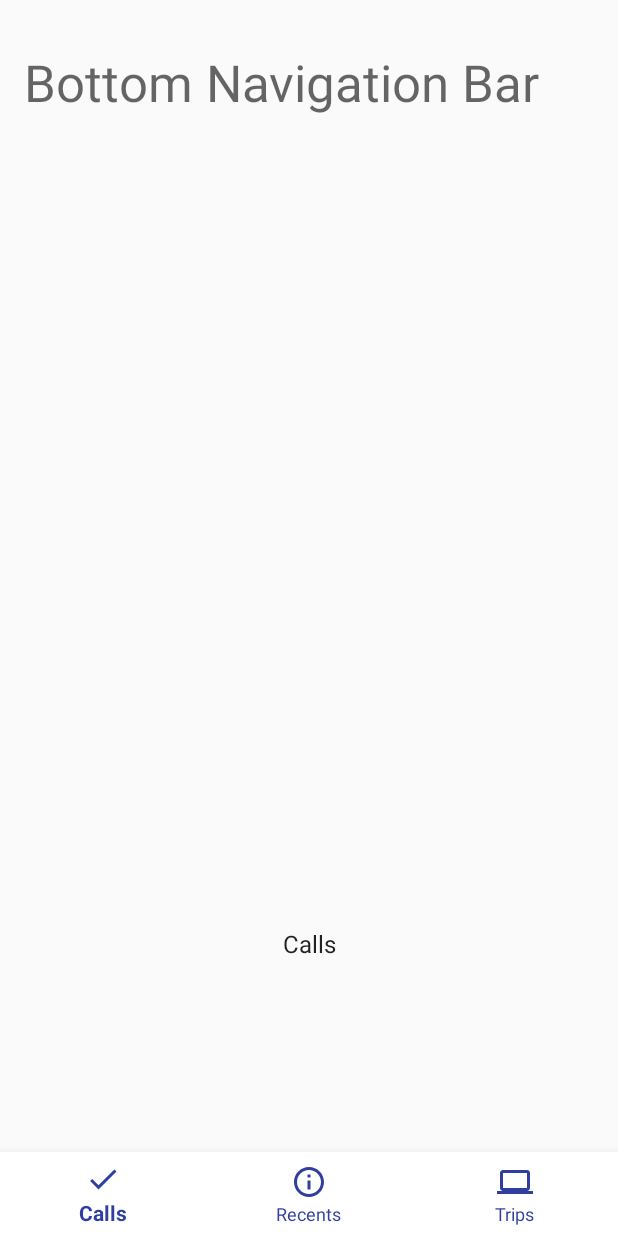
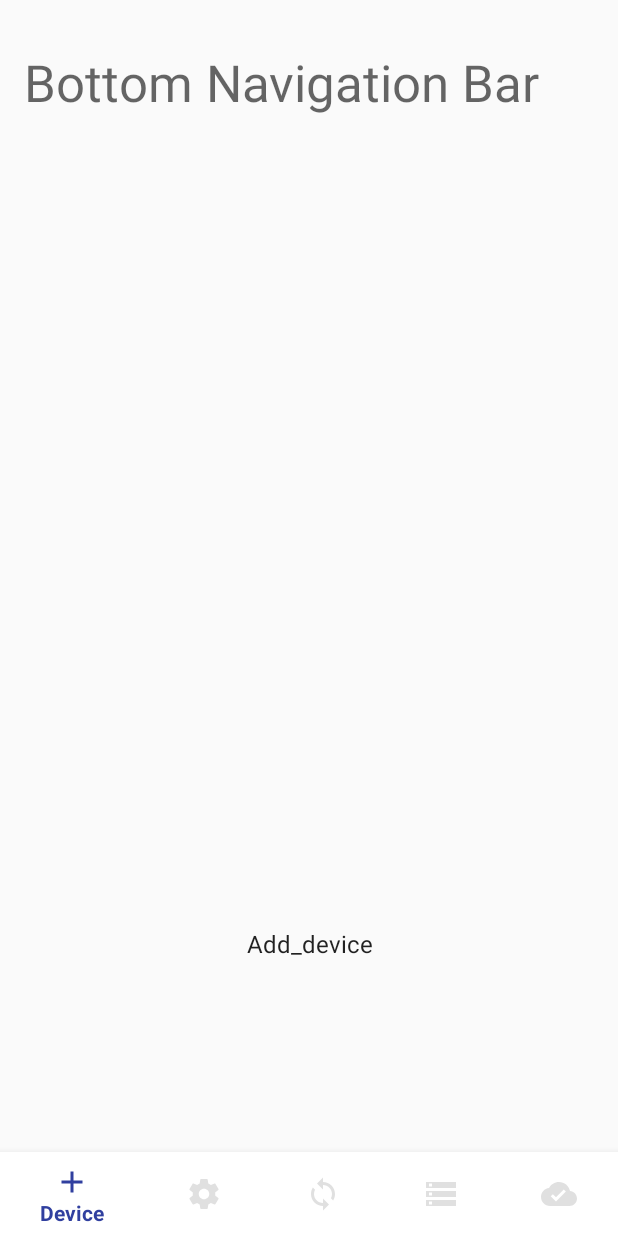
Before and after one commit to kin7274/Diabetes_needle, an Android app: the BottomBarActivity screen opened directly, with no data from a screen before it, on a phone screen of 412 x 824 dp. Run offline under Robolectric (Android 15) with nearby library versions, the phone set to English and light mode, and no system bars; Roboto replaces fonts that are not available here.

Commit message:
bottom bar 수정
bottom bar 수정

```diff
--- a/app/src/main/java/com/dreamwalkers/elab_yang/mmk/activity/BottomBarActivity.java
+++ b/app/src/main/java/com/dreamwalkers/elab_yang/mmk/activity/BottomBarActivity.java
@@ -12,17 +12,12 @@ import java.util.ArrayList;
 import java.util.List;
 
 public class BottomBarActivity extends AppCompatActivity {
-
-    private static final String TAG_FRAGMENT_CALLS = "tag_frag_calls";
-    private static final String TAG_FRAGMENT_RECENTS = "tag_frag_recents";
-    private static final String TAG_FRAGMENT_TRIPS = "tag_frag_trips";
-
     private BottomNavigationView bottomNavigationView;
 
     /**
      * Maintains a list of Fragments for {@link BottomNavigationView}
      */
-    private List<BottomBarFragment> fragments = new ArrayList<>(3);
+    private List<BottomBarFragment> fragments = new ArrayList<>(5);
 
     @Override
     protected void onCreate(Bundle savedInstanceState) {
@@ -36,14 +31,20 @@ public class BottomBarActivity extends AppCompatActivity {
                     @Override
                     public boolean onNavigationItemSelected(@NonNull MenuItem item) {
                         switch (item.getItemId()) {
-                            case R.id.action_bottombar_calls:
-                                switchFragment(0, TAG_FRAGMENT_CALLS);
+                            case R.id.action_add_device:
+                                switchFragment(0, "tag_frag_add_device");
                                 return true;
-                            case R.id.action_bottombar_recents:
-                                switchFragment(1, TAG_FRAGMENT_RECENTS);
+                            case R.id.action_set_insulin:
+                                switchFragment(1, "tag_frag_set_insulin");
                                 return true;
-                            case R.id.action_bottombar_trips:
-                                switchFragment(2, TAG_FRAGMENT_TRIPS);
+                            case R.id.action_connect:
+                                switchFragment(2, "tag_frag_connect");
+                                return true;
+                            case R.id.action_data_today:
+                                switchFragment(3, "tag_frag_data_today");
+                                return true;
+                            case R.id.action_data_total:
+                                switchFragment(4, "tag_frag_data_total");
                                 return true;
                         }
                         return false;
@@ -53,7 +54,7 @@ public class BottomBarActivity extends AppCompatActivity {
         buildFragmentsList();
 
         // Set the 0th Fragment to be displayed by default.
-        switchFragment(0, TAG_FRAGMENT_CALLS);
+        switchFragment(0, "tag_frag_add_device");
 
     }
 
@@ -66,13 +67,17 @@ public class BottomBarActivity extends AppCompatActivity {
 
 
     private void buildFragmentsList() {
-        BottomBarFragment callsFragment = buildFragment("Calls");
-        BottomBarFragment recentsFragment = buildFragment("Recents");
-        BottomBarFragment tripsFragment = buildFragment("Trips");
+        BottomBarFragment addDeviceFragment = buildFragment("Add_device");
+        BottomBarFragment setInsulinFragment = buildFragment("Set_insulin");
+        BottomBarFragment connectFragment = buildFragment("Connect");
+        BottomBarFragment todatDataFragment = buildFragment("Today_data");
+        BottomBarFragment totalDataFragment = buildFragment("Total_data");
 
-        fragments.add(callsFragment);
-        fragments.add(recentsFragment);
-        fragments.add(tripsFragment);
+        fragments.add(addDeviceFragment);
+        fragments.add(setInsulinFragment);
+        fragments.add(connectFragment);
+        fragments.add(todatDataFragment);
+        fragments.add(totalDataFragment);
     }
 
     /**
--- a/app/src/main/res/drawable-v24/selector_bottombar_item.xml
+++ b/app/src/main/res/drawable-v24/selector_bottombar_item.xml
@@ -2,5 +2,5 @@
 <selector xmlns:android="http://schemas.android.com/apk/res/android">
     <item android:color="@color/ergo_colorPrimaryDark" android:state_enabled="false"/>
     <item android:color="@color/ergo_colorPrimaryDark" android:state_checked="true"/>
-    <item android:color="@color/ergo_colorPrimaryDark"/>
+    <item android:color="@color/gray"/>
 </selector>
--- a/app/src/main/res/drawable-v24/selector_bottombar_text.xml
+++ b/app/src/main/res/drawable-v24/selector_bottombar_text.xml
@@ -2,5 +2,5 @@
 <selector xmlns:android="http://schemas.android.com/apk/res/android">
     <item android:color="@color/ergo_colorPrimaryDark" android:state_enabled="false"/>
     <item android:color="@color/ergo_colorPrimaryDark" android:state_checked="true"/>
-    <item android:color="@color/ergo_colorPrimaryDark"/>
+    <item android:color="@color/gray"/>
 </selector>
--- /dev/null
+++ b/app/src/main/res/drawable/ic_cloud_done_black_24dp.xml
@@ -0,0 +1,9 @@
+<vector xmlns:android="http://schemas.android.com/apk/res/android"
+        android:width="24dp"
+        android:height="24dp"
+        android:viewportWidth="24.0"
+        android:viewportHeight="24.0">
+    <path
+        android:fillColor="#FF000000"
+        android:pathData="M19.35,10.04C18.67,6.59 15.64,4 12,4 9.11,4 6.6,5.64 5.35,8.04 2.34,8.36 0,10.91 0,14c0,3.31 2.69,6 6,6h13c2.76,0 5,-2.24 5,-5 0,-2.64 -2.05,-4.78 -4.65,-4.96zM10,17l-3.5,-3.5 1.41,-1.41L10,14.17 15.18,9l1.41,1.41L10,17z"/>
+</vector>
--- /dev/null
+++ b/app/src/main/res/drawable/ic_loop_black_24dp.xml
@@ -0,0 +1,9 @@
+<vector xmlns:android="http://schemas.android.com/apk/res/android"
+        android:width="24dp"
+        android:height="24dp"
+        android:viewportWidth="24.0"
+        android:viewportHeight="24.0">
+    <path
+        android:fillColor="#FF000000"
+        android:pathData="M12,4L12,1L8,5l4,4L12,6c3.31,0 6,2.69 6,6 0,1.01 -0.25,1.97 -0.7,2.8l1.46,1.46C19.54,15.03 20,13.57 20,12c0,-4.42 -3.58,-8 -8,-8zM12,18c-3.31,0 -6,-2.69 -6,-6 0,-1.01 0.25,-1.97 0.7,-2.8L5.24,7.74C4.46,8.97 4,10.43 4,12c0,4.42 3.58,8 8,8v3l4,-4 -4,-4v3z"/>
+</vector>
--- a/app/src/main/res/menu/bottombar_menu.xml
+++ b/app/src/main/res/menu/bottombar_menu.xml
@@ -1,21 +1,34 @@
 <?xml version="1.0" encoding="utf-8"?>
 <menu xmlns:android="http://schemas.android.com/apk/res/android"
-      xmlns:app="http://schemas.android.com/apk/res-auto">
-    <item
-        android:id="@+id/action_bottombar_calls"
-        android:icon="@drawable/ic_check_black_24dp"
-        android:title="Calls"
-        app:showAsAction="ifRoom"/>
+    xmlns:app="http://schemas.android.com/apk/res-auto">
 
     <item
-        android:id="@+id/action_bottombar_recents"
-        android:icon="@drawable/ic_info_outline_black_24dp"
-        android:title="Recents"
-        app:showAsAction="ifRoom"/>
+        android:id="@+id/action_add_device"
+        android:icon="@drawable/ic_add_black_24dp"
+        android:title="Device"
+        app:showAsAction="ifRoom" />
 
     <item
-        android:id="@+id/action_bottombar_trips"
-        android:icon="@drawable/ic_computer_black_24dp"
-        android:title="Trips"
-        app:showAsAction="ifRoom"/>
+        android:id="@+id/action_set_insulin"
+        android:icon="@drawable/ic_settings_black_24dp"
+        android:title="Setting"
+        app:showAsAction="ifRoom" />
+
+    <item
+        android:id="@+id/action_connect"
+        android:icon="@drawable/ic_loop_black_24dp"
+        android:title="Connect"
+        app:showAsAction="ifRoom" />
+
+    <item
+        android:id="@+id/action_data_today"
+        android:icon="@drawable/ic_storage_black_24dp"
+        android:title="Today"
+        app:showAsAction="ifRoom" />
+
+    <item
+        android:id="@+id/action_data_total"
+        android:icon="@drawable/ic_cloud_done_black_24dp"
+        android:title="Database"
+        app:showAsAction="ifRoom" />
 </menu>
```
